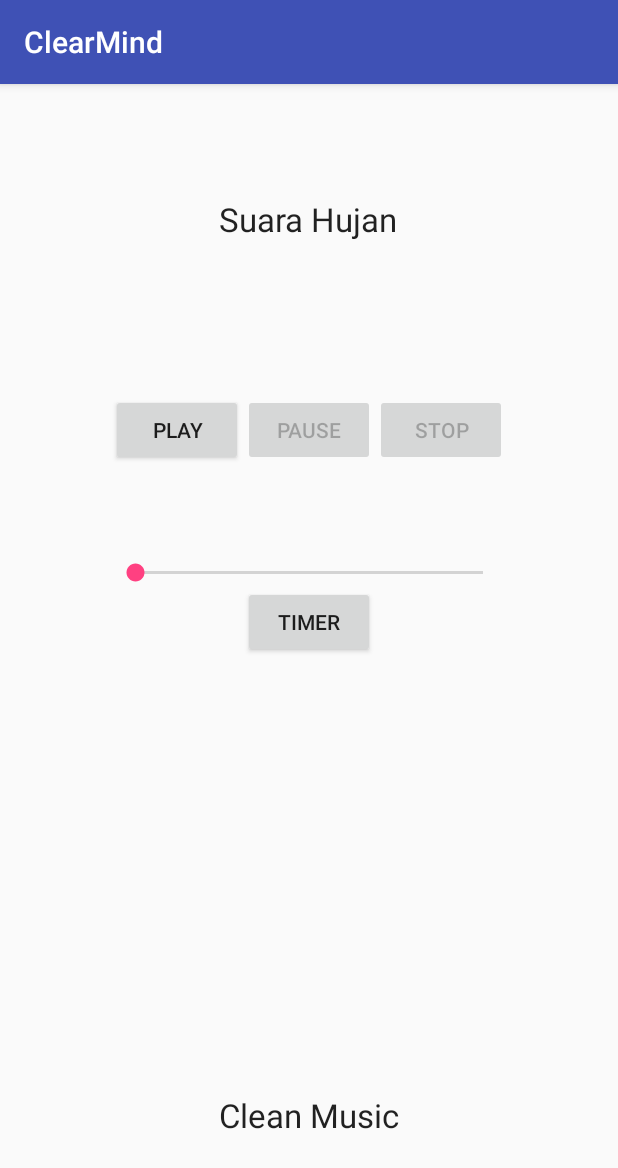
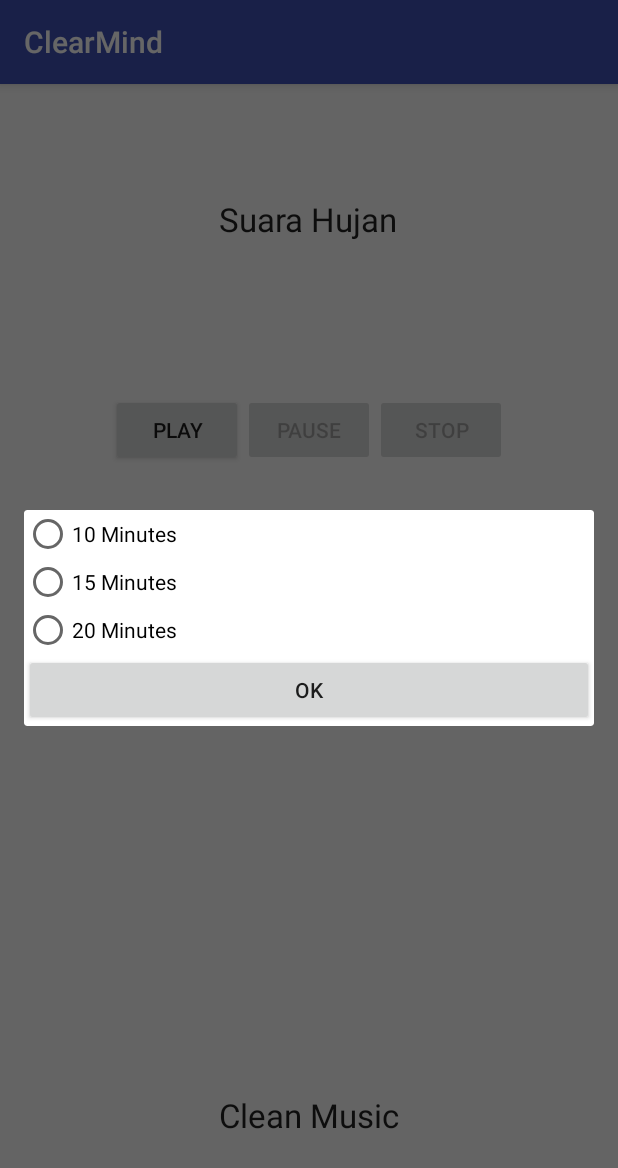
Before and after one commit to panjayy/android-clear-mind, an Android app: the SuaraHujanActivity screen opened directly, with no data from a screen before it, after a tap on "TIMER", on a phone screen of 412 x 824 dp. Shown: the top 1168 px of the screen. Run offline under Robolectric (Android 15) with nearby library versions, the phone set to English and light mode, and no system bars.

Commit message:
Radio Button

```diff
--- a/app/src/main/java/com/example/elfari/clearmind/MainActivity.java
+++ b/app/src/main/java/com/example/elfari/clearmind/MainActivity.java
@@ -28,10 +28,10 @@ public class MainActivity extends AppCompatActivity {
         mLayoutManager = new LinearLayoutManager(this);
         mRecyclerView.setLayoutManager(mLayoutManager);
 
-        sound = new MySound(R.color.colorAccent,"Lagu Hujan");
+        sound = new MySound(R.color.colorAccent,"SuaraLaut");
         mySounds.add(sound);
 
-        sound = new MySound(R.color.colorPrimary,"Lagu Laut");
+        sound = new MySound(R.color.colorPrimary,"SuaraHujan");
         mySounds.add(sound);
 
         mAdapter = new MySoundAdapter(mySounds);
--- a/app/src/main/java/com/example/elfari/clearmind/SuaraHujanActivity.java
+++ b/app/src/main/java/com/example/elfari/clearmind/SuaraHujanActivity.java
@@ -1,12 +1,15 @@
 package com.example.elfari.clearmind;
 
+import android.app.Dialog;
 import android.content.Context;
 import android.media.AudioManager;
 import android.media.MediaPlayer;
+import android.support.v7.app.AlertDialog;
 import android.support.v7.app.AppCompatActivity;
 import android.os.Bundle;
 import android.view.View;
 import android.widget.Button;
+import android.widget.RadioButton;
 import android.widget.SeekBar;
 
 import java.io.IOException;
@@ -20,6 +23,7 @@ public class SuaraHujanActivity extends AppCompatActivity implements SeekBar.OnS
     private MediaPlayer mp;
     private AudioManager am;
     private SeekBar sb;
+
 
     @Override
     protected void onCreate(Bundle savedInstanceState) {
@@ -62,6 +66,17 @@ public class SuaraHujanActivity extends AppCompatActivity implements SeekBar.OnS
         btnTimer.setOnClickListener(new View.OnClickListener(){
             @Override
             public void onClick(View v) {
+                Dialog dialog = new Dialog(SuaraHujanActivity.this);
+                dialog.setContentView(R.layout.layout_popup);
+                dialog.setTitle("This is my custom dialog box");
+                dialog.setCancelable(true);
+                // there are a lot of settings, for dialog, check them all out!
+                // set up radiobutton
+                RadioButton rd1 = (RadioButton) dialog.findViewById(R.id.tenMinutes);
+                RadioButton rd2 = (RadioButton) dialog.findViewById(R.id.fifteenMinutes);
+
+                // now that the dialog is set up, it's time to show it
+                dialog.show();
 
             }
         });
--- /dev/null
+++ b/app/src/main/res/layout/layout_popup.xml
@@ -0,0 +1,31 @@
+<RelativeLayout xmlns:android="http://schemas.android.com/apk/res/android"
+    android:layout_width="wrap_content"
+    android:layout_height="wrap_content" >
+
+    <RadioButton
+        android:id="@+id/tenMinutes"
+        android:layout_width="wrap_content"
+        android:layout_height="wrap_content"
+        android:text="10 Minutes" />
+
+    <RadioButton
+        android:id="@+id/fifteenMinutes"
+        android:layout_width="wrap_content"
+        android:layout_height="wrap_content"
+        android:layout_below="@+id/tenMinutes"
+        android:text="15 Minutes" />
+
+    <RadioButton
+        android:id="@+id/twenMinutes"
+        android:layout_width="wrap_content"
+        android:layout_height="wrap_content"
+        android:layout_below="@+id/fifteenMinutes"
+        android:text="20 Minutes" />
+
+    <Button
+        android:layout_width="fill_parent"
+        android:layout_height="wrap_content"
+        android:layout_below="@+id/twenMinutes"
+        android:layout_centerInParent="true"
+        android:text="OK" />
+</RelativeLayout>
--- a/app/src/main/res/layout/list_item.xml
+++ b/app/src/main/res/layout/list_item.xml
@@ -5,7 +5,6 @@
     android:orientation="vertical" android:layout_width="match_parent"
     android:layout_height="wrap_content"
     android:layout_margin="10dp"
-
     >
 
     <TextView
```
